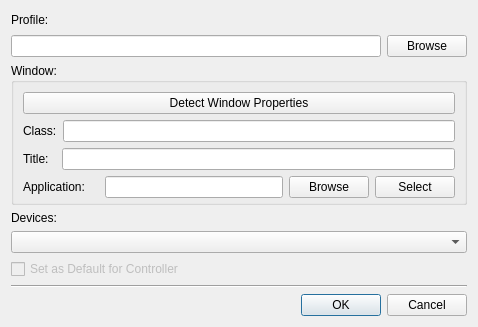
AntiMicroX/antimicrox, file src/addeditautoprofiledialog.ui: the form before one commit.
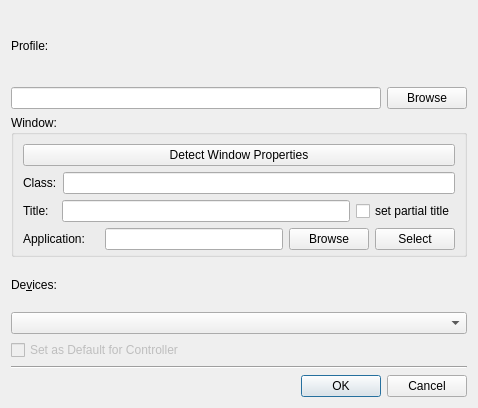
The form after the commit.

Commit message: Partial title names for autoprofiles - part I

```diff
--- a/src/addeditautoprofiledialog.ui
+++ b/src/addeditautoprofiledialog.ui
@@ -7,7 +7,7 @@
     <x>0</x>
     <y>0</y>
     <width>478</width>
-    <height>327</height>
+    <height>408</height>
    </rect>
   </property>
   <property name="windowTitle">
@@ -107,6 +107,13 @@
         <item>
          <widget class="QLineEdit" name="winNameLineEdit"/>
         </item>
+        <item>
+         <widget class="QCheckBox" name="setPartialCheckBox">
+          <property name="text">
+           <string>set partial title</string>
+          </property>
+         </widget>
+        </item>
        </layout>
       </item>
       <item>
@@ -153,7 +160,7 @@
      <item>
       <widget class="QLabel" name="devicesLabel">
        <property name="text">
-        <string>Devices:</string>
+        <string>De&amp;vices:</string>
        </property>
        <property name="buddy">
         <cstring>devicesComboBox</cstring>
```
Left out of the diff: 8 changed lines with no effect on the pictures. The commit also changes 8 other files.
